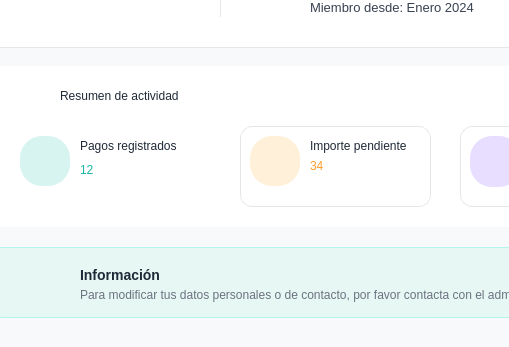
Above: Proyecto/src/vista/Ui/interfaz_contable_perfil.ui from smonts01/Ingenieria-del-software before the change; both pictures show x 260 to 769 and y 353 to 700 of the 1200 by 700 pixel window. Below: the same form after it.
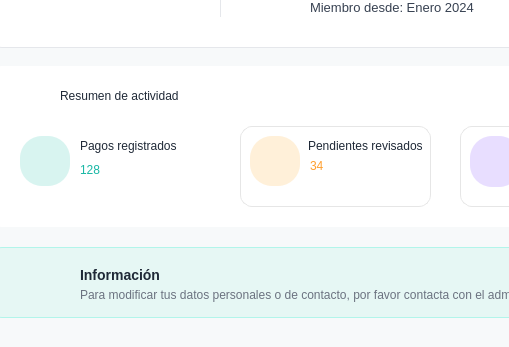
That is the form after the change. Icons and pictures are not drawn.

Commit message: perfil contable final

```diff
--- a/Proyecto/src/vista/Ui/interfaz_contable_perfil.ui
+++ b/Proyecto/src/vista/Ui/interfaz_contable_perfil.ui
@@ -787,7 +787,7 @@
         <string notr="true">font:bold 16pt &quot;Segoe UI&quot;;color: #18B7A5</string>
        </property>
        <property name="text">
-        <string>12</string>
+        <string>128</string>
        </property>
       </widget>
       <widget class="QLabel" name="lblIconAs_2">
@@ -853,9 +853,9 @@
       <widget class="QLabel" name="lblTituloproxclase">
        <property name="geometry">
         <rect>
-         <x>70</x>
+         <x>68</x>
          <y>10</y>
-         <width>111</width>
+         <width>121</width>
          <height>20</height>
         </rect>
        </property>
@@ -863,7 +863,7 @@
         <string notr="true">font:bold 9pt &quot;Segoe UI&quot;;</string>
        </property>
        <property name="text">
-        <string>Importe pendiente</string>
+        <string>Pendientes revisados</string>
        </property>
       </widget>
       <widget class="QLabel" name="labelIngresosMes">
```
